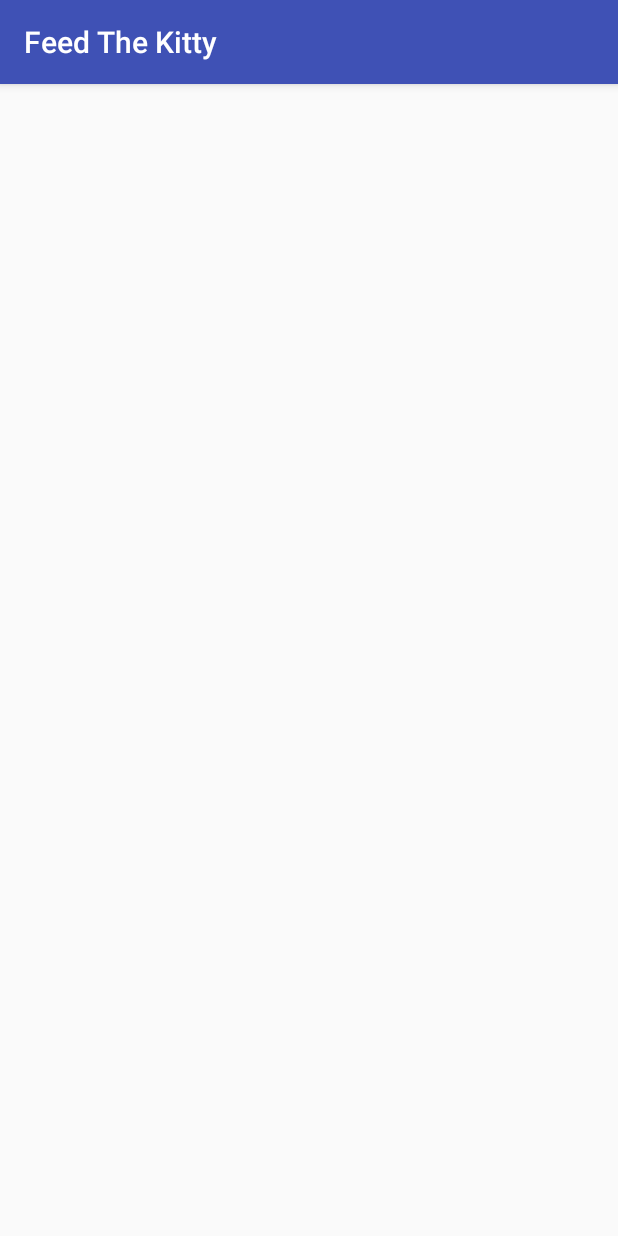
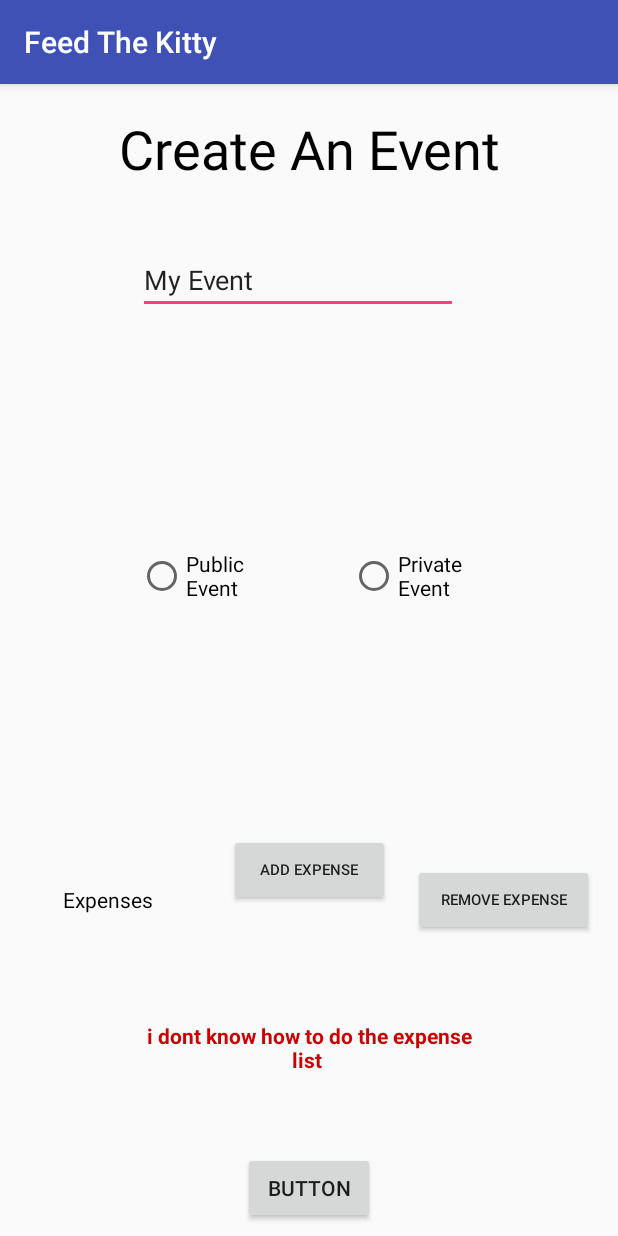
Before and after one commit to aksdad/436, an Android app: the MainActivity screen opened directly, with no data from a screen before it, after a tap on "CREATE EVENT", on a phone screen of 412 x 824 dp. Run offline under Robolectric (Android 15) with nearby library versions, the phone set to English and light mode, and no system bars.

Commit message:
Create Event UI set up. not connected to points yet

```diff
--- a/app/src/main/java/com/example/cory/feedthekitty/CreateEvent.java
+++ /dev/null
@@ -1,35 +0,0 @@
-package com.example.cory.feedthekitty;
-
-import android.os.Bundle;
-import android.support.design.widget.FloatingActionButton;
-import android.support.design.widget.Snackbar;
-import android.support.v7.app.AppCompatActivity;
-import android.support.v7.widget.Toolbar;
-import android.view.View;
-import android.view.ViewGroup;
-import android.widget.Button;
-import android.widget.LinearLayout;
-import android.widget.RelativeLayout;
-import android.widget.TextView;
-import android.widget.Toast;
-
-public class CreateEvent extends AppCompatActivity {
-
-    @Override
-    protected void onCreate(Bundle savedInstanceState) {
-        super.onCreate(savedInstanceState);
-        setContentView(R.layout.activity_create_event);
-        Toolbar toolbar = (Toolbar) findViewById(R.id.toolbar);
-        setSupportActionBar(toolbar);
-
-        RelativeLayout layout = new RelativeLayout(getApplicationContext());
-        TextView tv=(TextView)findViewById(R.id.textView1);
-        tv.setText("HELLO TEST");
-
-        if(tv.getParent()!=null)
-            ((ViewGroup)tv.getParent()).removeView(tv); // <- fix
-        layout.addView(tv);
-
-    }
-
-}
--- a/app/src/main/java/com/example/cory/feedthekitty/MainActivity.java
+++ b/app/src/main/java/com/example/cory/feedthekitty/MainActivity.java
@@ -23,7 +23,7 @@ public class MainActivity extends AppCompatActivity {
         createEvent.setOnClickListener(new View.OnClickListener() {
             @Override
             public void onClick(View view) {
-                Intent intent = new Intent(MainActivity.this, CreateEvent.class);
+                Intent intent = new Intent(MainActivity.this, TestActivity.class);
                 startActivity(intent);
             }
         });
--- /dev/null
+++ b/app/src/main/java/com/example/cory/feedthekitty/TestActivity.java
@@ -0,0 +1,19 @@
+package com.example.cory.feedthekitty;
+
+import android.support.v7.app.AppCompatActivity;
+import android.os.Bundle;
+
+public class TestActivity extends AppCompatActivity {
+
+    /************************************************
+     *
+     *  THIS IS CREATE EVENT I MESSED UP THE NAME
+     */
+    @Override
+    protected void onCreate(Bundle savedInstanceState) {
+        super.onCreate(savedInstanceState);
+        setContentView(R.layout.activity_test);
+
+        //TextView test = (TextView) findViewById(R.id.entry)
+    }
+}
--- a/app/src/main/res/layout/activity_create_event.xml
+++ /dev/null
@@ -1,35 +0,0 @@
-<?xml version="1.0" encoding="utf-8"?>
-<android.support.design.widget.CoordinatorLayout xmlns:android="http://schemas.android.com/apk/res/android"
-    xmlns:app="http://schemas.android.com/apk/res-auto"
-    xmlns:tools="http://schemas.android.com/tools"
-    android:layout_width="match_parent"
-    android:layout_height="match_parent"
-    tools:context="com.example.cory.feedthekitty.CreateEvent">
-
-    <android.support.design.widget.AppBarLayout
-        android:layout_width="match_parent"
-        android:layout_height="wrap_content"
-        android:theme="@style/AppTheme.AppBarOverlay">
-
-        <android.support.v7.widget.Toolbar
-            android:id="@+id/toolbar"
-            android:layout_width="match_parent"
-            android:layout_height="?attr/actionBarSize"
-            android:background="?attr/colorPrimary"
-            app:popupTheme="@style/AppTheme.PopupOverlay" />
-
-    </android.support.design.widget.AppBarLayout>
-
-    <RelativeLayout xmlns:android="http://schemas.android.com/apk/res/android"
-
-        android:layout_width="match_parent"
-        android:layout_height="match_parent"
-        android:orientation="vertical" >
-        <TextView
-            android:id="@+id/textView1"
-            android:layout_centerHorizontal="true"
-            android:layout_centerVertical="true"
-            android:layout_width="150dp"
-            android:layout_height="50dp"/>
-    </RelativeLayout>
-</android.support.design.widget.CoordinatorLayout>
--- a/app/src/main/res/layout/activity_login.xml
+++ b/app/src/main/res/layout/activity_login.xml
@@ -3,12 +3,12 @@
     android:layout_width="match_parent"
     android:layout_height="match_parent"
     android:gravity="center_horizontal"
-    android:orientation="vertical"
     android:paddingBottom="@dimen/activity_vertical_margin"
     android:paddingLeft="@dimen/activity_horizontal_margin"
     android:paddingRight="@dimen/activity_horizontal_margin"
     android:paddingTop="@dimen/activity_vertical_margin"
-    tools:context="com.example.cory.feedthekitty.LoginActivity">
+    tools:context="com.example.cory.feedthekitty.LoginActivity"
+    android:orientation="vertical">
 
     <!-- Login progress -->
     <ProgressBar
@@ -27,7 +27,7 @@
         <LinearLayout
             android:id="@+id/email_login_form"
             android:layout_width="match_parent"
-            android:layout_height="wrap_content"
+            android:layout_height="match_parent"
             android:orientation="vertical">
 
             <android.support.design.widget.TextInputLayout
@@ -62,6 +62,7 @@
                     android:singleLine="true" />
 
             </android.support.design.widget.TextInputLayout>
+
             <RelativeLayout
                 android:layout_width="match_parent"
                 android:layout_height="91dp"
@@ -72,20 +73,20 @@
                     style="?android:textAppearanceSmall"
                     android:layout_width="wrap_content"
                     android:layout_height="match_parent"
+                    android:layout_alignParentLeft="true"
+                    android:layout_marginRight="16dp"
                     android:layout_marginTop="16dp"
-                    android:layout_marginRight="16dp"
-                    android:layout_alignParentLeft="true"
-                    android:text="@string/action_sign_in"/>
+                    android:text="@string/action_sign_in" />
 
                 <Button
                     android:id="@+id/facebook_login"
                     style="?android:textAppearanceSmall"
-                    android:layout_width="150dp"
+                    android:layout_width="wrap_content"
                     android:layout_height="match_parent"
                     android:layout_alignParentRight="true"
+                    android:layout_marginLeft="16dp"
                     android:layout_marginTop="16dp"
-                    android:layout_marginLeft="16dp"
-                    android:text="@string/action_facebook_sign_in"/>
+                    android:text="@string/action_facebook_sign_in" />
 
             </RelativeLayout>
 
--- /dev/null
+++ b/app/src/main/res/layout/activity_test.xml
@@ -0,0 +1,158 @@
+<?xml version="1.0" encoding="utf-8"?>
+<android.support.constraint.ConstraintLayout xmlns:android="http://schemas.android.com/apk/res/android"
+    xmlns:app="http://schemas.android.com/apk/res-auto"
+    xmlns:tools="http://schemas.android.com/tools"
+    android:layout_width="match_parent"
+    android:layout_height="match_parent"
+    tools:context="com.example.cory.feedthekitty.TestActivity"
+    tools:layout_editor_absoluteY="81dp"
+    tools:layout_editor_absoluteX="0dp">
+
+    <Button
+        android:id="@+id/submit"
+        android:layout_width="wrap_content"
+        android:layout_height="wrap_content"
+        android:text="Button"
+        tools:layout_constraintRight_creator="1"
+        tools:layout_constraintBottom_creator="1"
+        app:layout_constraintBottom_toBottomOf="parent"
+        app:layout_constraintRight_toRightOf="parent"
+        tools:layout_constraintLeft_creator="1"
+        android:layout_marginBottom="8dp"
+        app:layout_constraintLeft_toLeftOf="parent" />
+
+    <TextView
+        android:id="@+id/pageHeader"
+        android:layout_width="0dp"
+        android:layout_height="70dp"
+        android:text="Create An Event"
+        android:textAlignment="center"
+        android:gravity="center_vertical"
+        android:textSize="36sp"
+        android:textColor="@android:color/black"
+        android:layout_marginStart="8dp"
+        android:layout_marginEnd="8dp"
+        tools:layout_constraintTop_creator="1"
+        tools:layout_constraintRight_creator="1"
+        app:layout_constraintRight_toRightOf="parent"
+        android:layout_marginTop="8dp"
+        tools:layout_constraintLeft_creator="1"
+        app:layout_constraintLeft_toLeftOf="parent"
+        app:layout_constraintTop_toTopOf="parent" />
+
+    <RadioButton
+        android:id="@+id/private_event"
+        android:layout_width="88dp"
+        android:layout_height="36dp"
+        android:text="Private Event"
+        android:layout_marginEnd="68dp"
+        tools:layout_constraintRight_creator="1"
+        android:layout_marginStart="73dp"
+        app:layout_constraintRight_toRightOf="@+id/remove_expenses"
+        app:layout_constraintBaseline_toBaselineOf="@+id/public_event"
+        tools:layout_constraintBaseline_creator="1"
+        tools:layout_constraintLeft_creator="1"
+        app:layout_constraintLeft_toLeftOf="@+id/add_expense" />
+
+    <RadioButton
+        android:id="@+id/public_event"
+        android:layout_width="88dp"
+        android:layout_height="36dp"
+        android:text="Public Event"
+        android:layout_marginStart="77dp"
+        android:layout_marginEnd="73dp"
+        tools:layout_constraintTop_creator="1"
+        tools:layout_constraintRight_creator="1"
+        tools:layout_constraintBottom_creator="1"
+        app:layout_constraintBottom_toTopOf="@+id/add_expense"
+        app:layout_constraintRight_toRightOf="@+id/add_expense"
+        android:layout_marginTop="27dp"
+        app:layout_constraintTop_toBottomOf="@+id/event_name"
+        tools:layout_constraintLeft_creator="1"
+        android:layout_marginBottom="25dp"
+        app:layout_constraintLeft_toLeftOf="@+id/expenses" />
+
+    <EditText
+        android:id="@+id/event_name"
+        android:layout_width="wrap_content"
+        android:layout_height="wrap_content"
+        android:ems="10"
+        android:inputType="textPersonName"
+        android:text="My Event"
+        tools:layout_constraintTop_creator="1"
+        android:layout_marginTop="30dp"
+        app:layout_constraintTop_toBottomOf="@+id/pageHeader"
+        tools:layout_constraintLeft_creator="1"
+        app:layout_constraintLeft_toLeftOf="@+id/public_event" />
+
+    <TextView
+        android:id="@+id/expenses"
+        android:layout_width="0dp"
+        android:layout_height="0dp"
+        android:text="Expenses"
+        android:textAlignment="center"
+        android:gravity="center_vertical"
+        android:textColor="@android:color/black"
+        android:layout_marginStart="8dp"
+        android:layout_marginEnd="16dp"
+        app:layout_constraintRight_toLeftOf="@+id/add_expense"
+        tools:layout_constraintTop_creator="1"
+        tools:layout_constraintRight_creator="1"
+        tools:layout_constraintBottom_creator="1"
+        app:layout_constraintBottom_toBottomOf="@+id/remove_expenses"
+        android:layout_marginTop="7dp"
+        tools:layout_constraintLeft_creator="1"
+        android:layout_marginBottom="7dp"
+        app:layout_constraintLeft_toLeftOf="parent"
+        app:layout_constraintTop_toTopOf="@+id/remove_expenses" />
+
+    <Button
+        android:id="@+id/add_expense"
+        android:layout_width="107dp"
+        android:layout_height="48dp"
+        android:text="Add Expense"
+        android:textSize="10sp"
+        tools:layout_constraintRight_creator="1"
+        app:layout_constraintRight_toRightOf="@+id/soon_to_be_grid"
+        app:layout_constraintBaseline_toBaselineOf="@+id/expenses"
+        tools:layout_constraintBaseline_creator="1"
+        tools:layout_constraintLeft_creator="1"
+        app:layout_constraintLeft_toLeftOf="@+id/soon_to_be_grid" />
+
+    <Button
+        android:id="@+id/remove_expenses"
+        android:layout_width="0dp"
+        android:layout_height="48dp"
+        android:text="Remove Expense"
+        android:textSize="10sp"
+        android:layout_marginStart="15dp"
+        android:layout_marginEnd="16dp"
+        tools:layout_constraintRight_creator="1"
+        tools:layout_constraintBottom_creator="1"
+        app:layout_constraintBottom_toBottomOf="parent"
+        app:layout_constraintRight_toRightOf="parent"
+        tools:layout_constraintLeft_creator="1"
+        android:layout_marginBottom="200dp"
+        app:layout_constraintLeft_toRightOf="@+id/add_expense" />
+
+    <TextView
+        android:id="@+id/soon_to_be_grid"
+        android:layout_width="227dp"
+        android:layout_height="122dp"
+        android:text="i dont know how to do the expense list "
+        android:textStyle="bold"
+        android:textColor="@android:color/holo_red_dark"
+        android:textAlignment="center"
+        android:gravity="center_vertical"
+        tools:layout_constraintTop_creator="1"
+        tools:layout_constraintRight_creator="1"
+        tools:layout_constraintBottom_creator="1"
+        app:layout_constraintBottom_toBottomOf="@+id/submit"
+        app:layout_constraintRight_toRightOf="parent"
+        android:layout_marginTop="61dp"
+        tools:layout_constraintLeft_creator="1"
+        android:layout_marginBottom="57dp"
+        app:layout_constraintLeft_toLeftOf="parent"
+        app:layout_constraintTop_toTopOf="@+id/remove_expenses" />
+
+</android.support.constraint.ConstraintLayout>
--- a/app/src/main/res/layout/content_create_event.xml
+++ /dev/null
@@ -1,11 +0,0 @@
-<?xml version="1.0" encoding="utf-8"?>
-<android.support.constraint.ConstraintLayout xmlns:android="http://schemas.android.com/apk/res/android"
-    xmlns:app="http://schemas.android.com/apk/res-auto"
-    xmlns:tools="http://schemas.android.com/tools"
-    android:layout_width="match_parent"
-    android:layout_height="match_parent"
-    app:layout_behavior="@string/appbar_scrolling_view_behavior"
-    tools:context="com.example.cory.feedthekitty.CreateEvent"
-    tools:showIn="@layout/activity_create_event">
-
-</android.support.constraint.ConstraintLayout>
```
Also changed, not shown: app/src/main/AndroidManifest.xml (+4 -7 lines).
